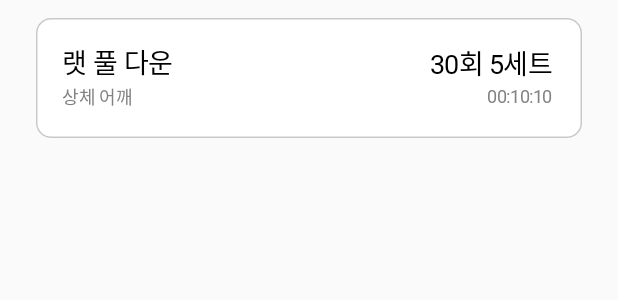
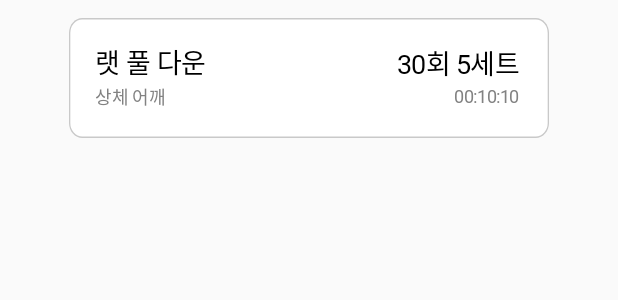
Before and after one commit to Ajou-Capston-09-HELPT/Android_Manager, an Android app: the layout item_exercise_record.xml on its own in the app's theme, with its tools: preview values and no code run, on a phone screen of 412 x 824 dp. Shown: the top 300 px of the screen. Run offline under Robolectric (Android 15) with nearby library versions, the phone set to English and light mode, and no system bars.

Commit message:
:lipstick: 회원 운동 기록 조회 UI 수정

```diff
--- a/app/src/main/res/layout/fragment_member_detail_exercise_record.xml
+++ b/app/src/main/res/layout/fragment_member_detail_exercise_record.xml
@@ -75,10 +75,10 @@
 
     <com.prolificinteractive.materialcalendarview.MaterialCalendarView
         android:id="@+id/memberDetailExerciseRecordDate"
-        android:layout_width="364dp"
-        android:layout_height="364dp"
+        android:layout_width="320dp"
+        android:layout_height="320dp"
         android:layout_marginTop="184dp"
-        app:mcv_tileSize="45dp"
+        app:mcv_tileSize="40dp"
         app:mcv_selectionColor="#3BB9B6"
         app:mcv_showOtherDates="all"
         app:layout_constraintEnd_toEndOf="parent"
--- a/app/src/main/res/layout/item_exercise_record.xml
+++ b/app/src/main/res/layout/item_exercise_record.xml
@@ -5,7 +5,7 @@
     android:layout_height="wrap_content">
 
     <androidx.constraintlayout.widget.ConstraintLayout
-        android:layout_width="364dp"
+        android:layout_width="320dp"
         android:layout_height="80dp"
         android:layout_marginStart="24dp"
         android:layout_marginTop="12dp"
```
